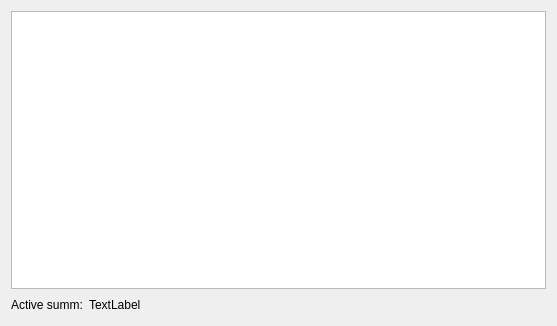
Before: the Qt Designer form listaccounts.ui in sergey196510/mycash, drawn with Qt 5.
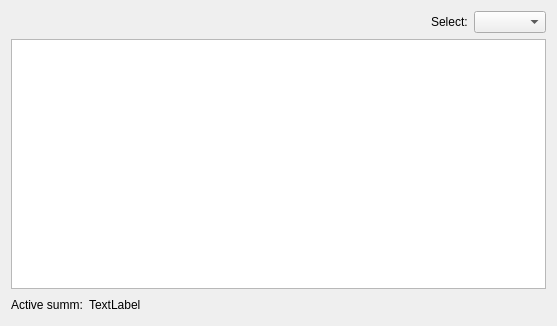
After: the same form once the commit is applied. Custom widgets are drawn as their Qt base class.

The edit to the form file:
```diff
--- a/listaccounts.ui
+++ b/listaccounts.ui
@@ -14,6 +14,33 @@
    <string>Form</string>
   </property>
   <layout class="QVBoxLayout" name="verticalLayout">
+   <item>
+    <layout class="QHBoxLayout" name="horizontalLayout_2">
+     <item>
+      <spacer name="horizontalSpacer_2">
+       <property name="orientation">
+        <enum>Qt::Horizontal</enum>
+       </property>
+       <property name="sizeHint" stdset="0">
+        <size>
+         <width>40</width>
+         <height>20</height>
+        </size>
+       </property>
+      </spacer>
+     </item>
+     <item>
+      <widget class="QLabel" name="label_2">
+       <property name="text">
+        <string>Select:</string>
+       </property>
+      </widget>
+     </item>
+     <item>
+      <widget class="AccountTypeComboBox" name="typeComboBox"/>
+     </item>
+    </layout>
+   </item>
    <item>
     <widget class="QTreeView" name="treeView"/>
    </item>
@@ -50,6 +77,13 @@
    </item>
   </layout>
  </widget>
+ <customwidgets>
+  <customwidget>
+   <class>AccountTypeComboBox</class>
+   <extends>QComboBox</extends>
+   <header location="global">accounttypecombobox.h</header>
+  </customwidget>
+ </customwidgets>
  <resources/>
  <connections/>
 </ui>
```
